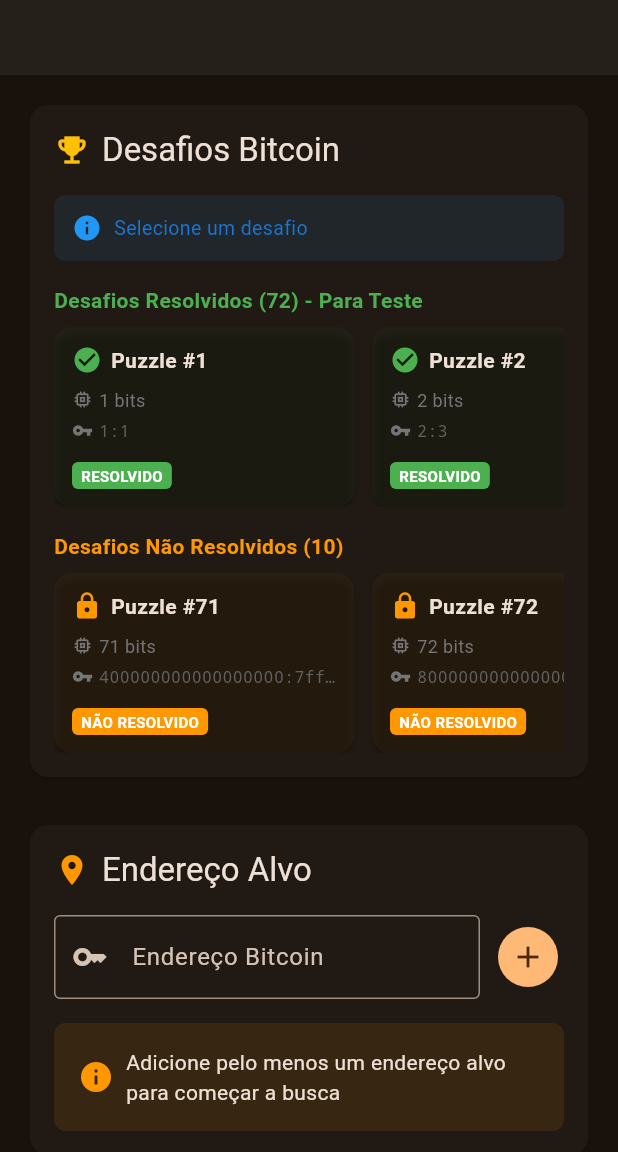
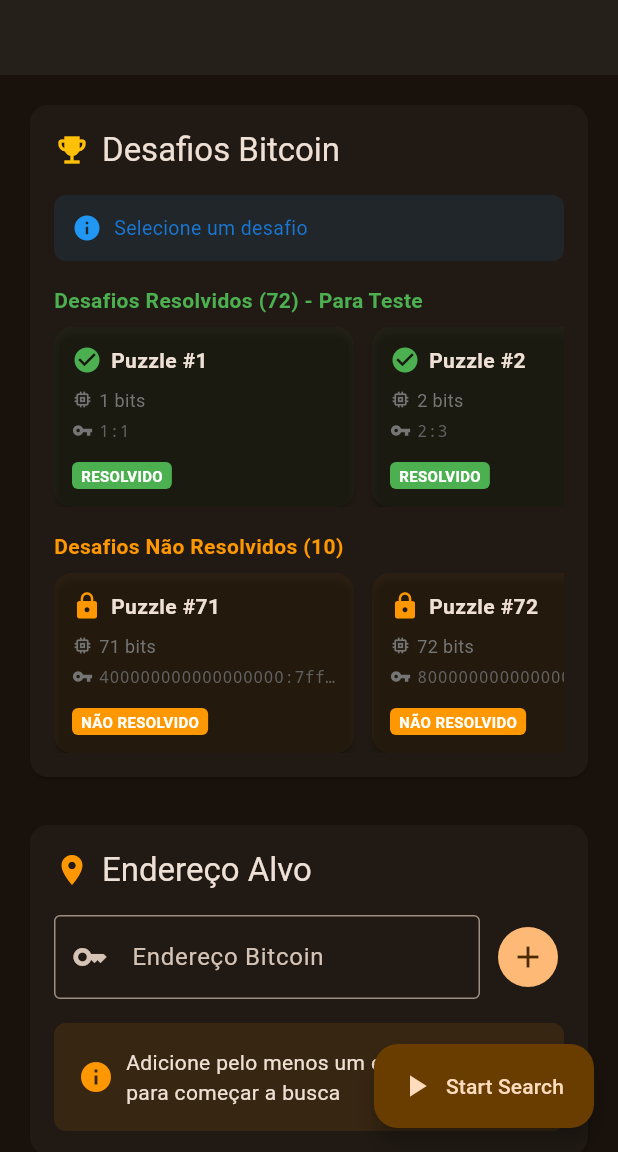
Before and after one commit to Natusm1981/bitfinder-main, a Flutter app: the KeyFinderScreen screen opened directly, on a phone screen of 412 x 824 dp, the part 84-1236 px from its top. Run offline on Flutter 3.47's test engine with Material 3 defaults, Android fonts, the phone set to English and light mode, and no system bars; our stand-ins replace google_mobile_ads, package_info_plus, shared_preferences, vibration, wakelock_plus; missing offline and left inert: pointycastle; accounts and stored records are empty; network calls fail.

Commit message:
Add floating action button for search control and update layout

```diff
--- a/lib/screens/key_finder_screen.dart
+++ b/lib/screens/key_finder_screen.dart
@@ -189,6 +189,12 @@
           // ],
         ),
         drawer: _buildDrawer(context),
+        floatingActionButton: Consumer<KeyFinderProvider>(
+          builder:
+              (context, provider, child) =>
+                  _buildSearchFloatingActionButton(provider),
+        ),
+        floatingActionButtonLocation: FloatingActionButtonLocation.endFloat,
         body: Column(
           children: [
             // Espaço reservado para banner ad
@@ -204,21 +210,17 @@
                   // Se está rodando, mostra apenas o status
                   if (provider.isRunning) {
                     return SingleChildScrollView(
-                      padding: const EdgeInsets.all(16.0),
+                      padding: const EdgeInsets.fromLTRB(16, 16, 16, 96),
                       child: Column(
                         crossAxisAlignment: CrossAxisAlignment.stretch,
-                        children: [
-                          _buildControlsSection(provider),
-                          const SizedBox(height: 24),
-                          _buildStatusSection(provider),
-                        ],
+                        children: [_buildStatusSection(provider)],
                       ),
                     );
                   }
 
                   // Se não está rodando, mostra tudo
                   return SingleChildScrollView(
-                    padding: const EdgeInsets.all(16.0),
+                    padding: const EdgeInsets.fromLTRB(16, 16, 16, 96),
                     child: Column(
                       crossAxisAlignment: CrossAxisAlignment.stretch,
                       children: [
@@ -306,6 +308,26 @@
     );
   }
 
+  Widget _buildSearchFloatingActionButton(KeyFinderProvider provider) {
+    final isRunning = provider.isRunning;
+    final canStart = provider.canStartSearch;
+    return FloatingActionButton.extended(
+      heroTag: 'search-action',
+      onPressed:
+          isRunning
+              ? () => provider.stopSearch()
+              : (canStart ? () => provider.startSearch() : null),
+      icon: Icon(isRunning ? Icons.stop : Icons.play_arrow),
+      label: Text(
+        isRunning
+            ? AppLocalizations.of(context).stop
+            : AppLocalizations.of(context).startSearch,
+      ),
+      backgroundColor: isRunning ? Colors.red : null,
+      foregroundColor: isRunning ? Colors.white : null,
+    );
+  }
+
   Widget _buildChallengesSection(KeyFinderProvider provider) {
     return Card(
       child: Padding(
@@ -912,38 +934,6 @@
                   ],
                 ),
               ),
-            Row(
-              children: [
-                Expanded(
-                  child: FilledButton.icon(
-                    onPressed:
-                        provider.isRunning
-                            ? null
-                            : (provider.config.targets.isEmpty
-                                ? null
-                                : () => provider.startSearch()),
-                    icon: const Icon(Icons.play_arrow),
-                    label: Text(AppLocalizations.of(context).startSearch),
-                    style: FilledButton.styleFrom(
-                      padding: const EdgeInsets.all(16),
-                    ),
-                  ),
-                ),
-                const SizedBox(width: 16),
-                Expanded(
-                  child: FilledButton.icon(
-                    onPressed:
-                        provider.isRunning ? () => provider.stopSearch() : null,
-                    icon: const Icon(Icons.stop),
-                    label: Text(AppLocalizations.of(context).stop),
-                    style: FilledButton.styleFrom(
-                      padding: const EdgeInsets.all(16),
-                      backgroundColor: Colors.red,
-                    ),
-                  ),
-                ),
-              ],
-            ),
           ],
         ),
       ),
```
